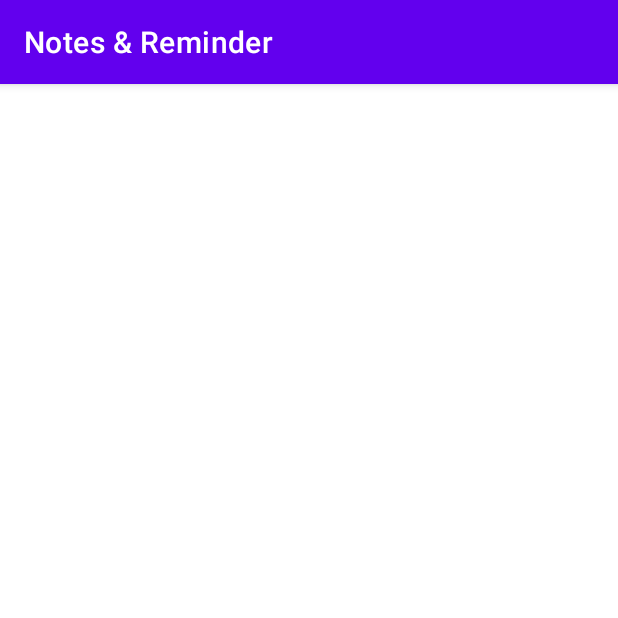
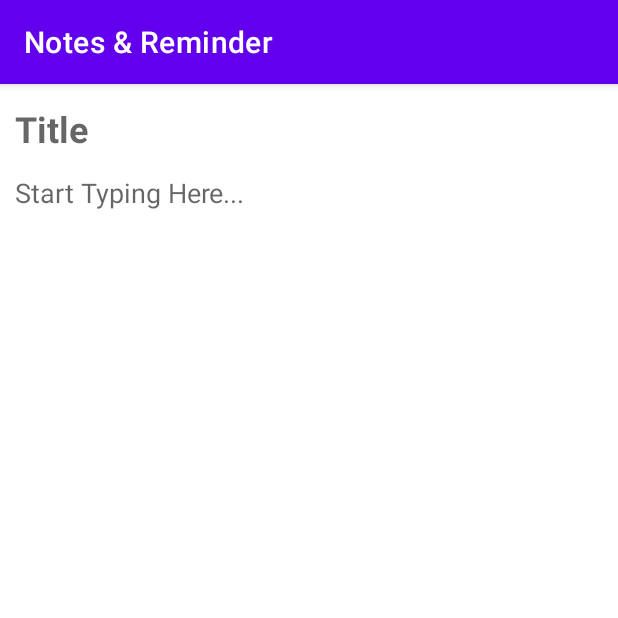
Before and after one commit to ankit7927/Untitled-Notes-Reminder, an Android app: the NoteActivity screen opened directly, with no data from a screen before it, on a phone screen of 412 x 824 dp, the top half of it. Run offline under Robolectric (Android 15) with nearby library versions, the phone set to English and light mode, and no system bars.

Commit message:
updated activity_note.xml

```diff
--- a/app/src/main/res/layout/activity_note.xml
+++ b/app/src/main/res/layout/activity_note.xml
@@ -6,4 +6,36 @@
     android:layout_height="match_parent"
     tools:context=".pages.NoteActivity">
 
+    <EditText
+        android:id="@+id/editTextTextPersonName"
+        android:layout_width="0dp"
+        android:layout_height="60dp"
+        android:background="@android:color/transparent"
+        android:ems="10"
+        android:hint="Title"
+        android:inputType="textPersonName"
+        android:maxLines="1"
+        android:paddingLeft="10dp"
+        android:paddingRight="10dp"
+        android:textSize="24sp"
+        android:textStyle="bold"
+        app:layout_constraintEnd_toEndOf="parent"
+        app:layout_constraintStart_toStartOf="parent"
+        app:layout_constraintTop_toTopOf="parent" />
+
+    <EditText
+        android:id="@+id/editTextTextMultiLine"
+        android:layout_width="0dp"
+        android:layout_height="0dp"
+        android:background="@android:color/transparent"
+        android:ems="10"
+        android:gravity="start|top"
+        android:hint="Start Typing Here..."
+        android:inputType="textMultiLine"
+        android:paddingLeft="10dp"
+        android:paddingRight="10dp"
+        app:layout_constraintBottom_toBottomOf="parent"
+        app:layout_constraintEnd_toEndOf="parent"
+        app:layout_constraintStart_toStartOf="parent"
+        app:layout_constraintTop_toBottomOf="@+id/editTextTextPersonName" />
 </androidx.constraintlayout.widget.ConstraintLayout>
```
